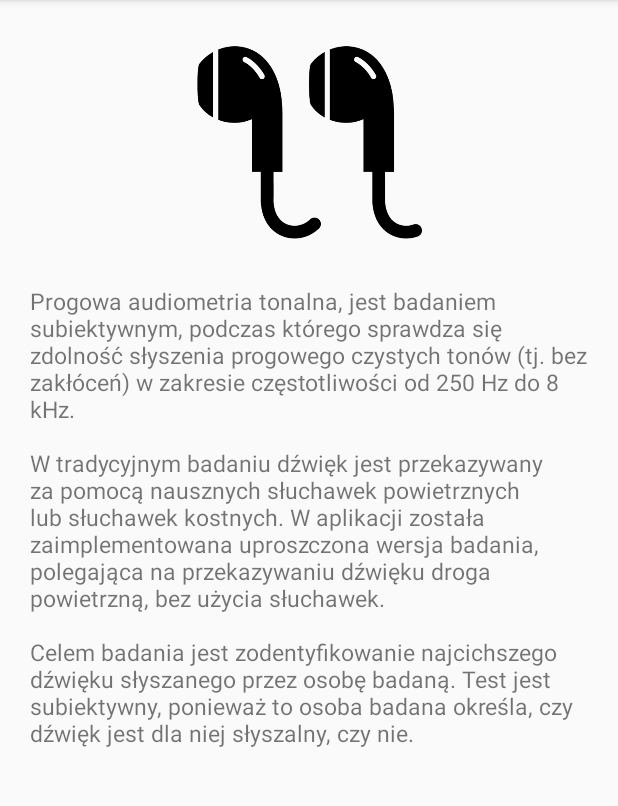
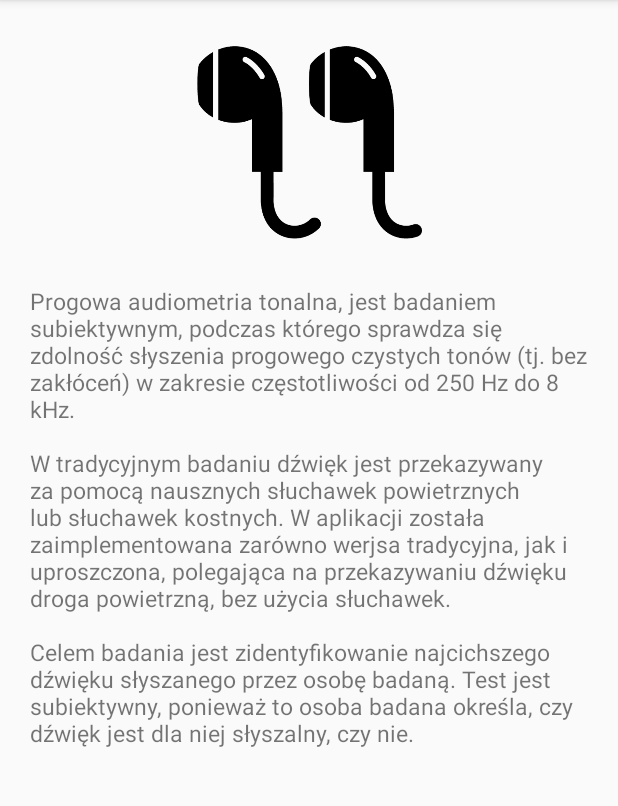
Before and after one commit to HPorada/Audiometry, an Android app: the AboutActivity screen opened directly, with no data from a screen before it, on a phone screen of 412 x 824 dp, the part 84-890 px from its top. Run offline under Robolectric (Android 15) with nearby library versions, the light colour scheme and no system bars.

Commit message:
Strings changes

```diff
--- a/app/src/main/res/values/strings.xml
+++ b/app/src/main/res/values/strings.xml
@@ -33,7 +33,7 @@
         Jak dbać o słuch?\n
         Wracając więc do głównego pytania, odpowiedź jest złożona. Najprościej unikać źródeł hałasu i znacząco ograniczyć słuchanie muzyki przez słuchawki. Te czynności na pewno mogą nam dłużej zachować dobry odbiór dźwięków. Jeśli jednak jest to niemożliwe, to używajmy stoperów, chroniących błonę bębenkową przed uszkodzeniem. Możemy również wykonywać badania kontrolne, które szybko wykażą, czy mamy jakikolwiek problem ze słyszalnością dźwięków o konkretnej częstotliwości. Podobnie jak w wypadkach wielu innych dysfunkcji, to aby im zapobiegać, warto sięgnąć po witaminy, zwłaszcza te o właściwościach antyoksydacyjnych. Mowa tu o witaminach C, E, A, czyli tak jak często powtarzamy – warzywa i owoce muszą być podstawą zdrowej, zrównoważonej diety. Pamiętajmy również, aby nie używać patyczków do czyszczenia uszu i usuwania woskowiny. Bardzo łatwo wówczas uszkodzić lub nawet przebić błonę bębenkową. W najlepszym wypadku zatkamy sobie uszy dociskając w głąb woskowinę. Wtedy konieczna będzie interwencja lekarska Jeśli nasze uszy produkują za dużo woskowiny, lepiej użyć specjalnych środków, które ją zmiękczą i ułatwią wydalenie.</string>
 
-    <string name="audiometry">Progowa audiometria tonalna, jest badaniem subiektywnym, podczas którego sprawdza się zdolność słyszenia progowego czystych tonów (tj. bez zakłóceń) w zakresie częstotliwości od 250 Hz do 8 kHz.\n\nW tradycyjnym badaniu dźwięk jest przekazywany za pomocą nausznych słuchawek powietrznych lub słuchawek kostnych. W aplikacji została zaimplementowana uproszczona wersja badania, polegająca na przekazywaniu dźwięku droga powietrzną, bez użycia słuchawek.\n\nCelem badania jest zodentyfikowanie najcichszego dźwięku słyszanego przez osobę badaną. Test jest subiektywny, ponieważ to osoba badana określa, czy dźwięk jest dla niej słyszalny, czy nie.
+    <string name="audiometry">Progowa audiometria tonalna, jest badaniem subiektywnym, podczas którego sprawdza się zdolność słyszenia progowego czystych tonów (tj. bez zakłóceń) w zakresie częstotliwości od 250 Hz do 8 kHz.\n\nW tradycyjnym badaniu dźwięk jest przekazywany za pomocą nausznych słuchawek powietrznych lub słuchawek kostnych. W aplikacji została zaimplementowana zarówno werjsa tradycyjna, jak i uproszczona, polegająca na przekazywaniu dźwięku droga powietrzną, bez użycia słuchawek.\n\nCelem badania jest zidentyfikowanie najcichszego dźwięku słyszanego przez osobę badaną. Test jest subiektywny, ponieważ to osoba badana określa, czy dźwięk jest dla niej słyszalny, czy nie.
     </string>
 
     <string name="instruction">1. Wybierz, czy chcesz wykonać badanie za pomocą słuchawek czy głośnika urządzenia.\n\n
```
